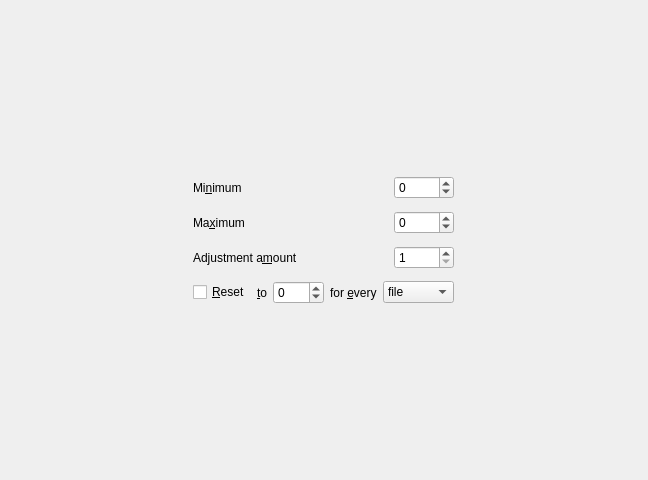
Above: kplayer/kplayersettingscontrast.ui from KDE/kplayer before the change. Below: the same form after it.
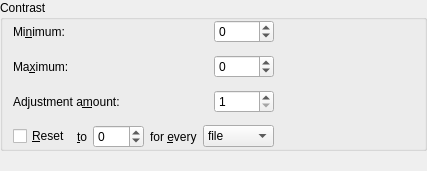
That is the form after the change. Custom widgets are drawn as their Qt base class.

Commit message: Replace QFrames with QGroupBoxes in configure dialog.

Diff of the .ui file:
```diff
--- a/kplayer/kplayersettingscontrast.ui
+++ b/kplayer/kplayersettingscontrast.ui
@@ -6,8 +6,8 @@
    <rect>
     <x>0</x>
     <y>0</y>
-    <width>648</width>
-    <height>480</height>
+    <width>427</width>
+    <height>171</height>
    </rect>
   </property>
   <property name="frameShape">
@@ -21,20 +21,20 @@
   </property>
   <layout class="QGridLayout">
    <item row="0" column="0">
-    <widget class="QFrame" name="frame4">
+    <widget class="QGroupBox" name="groupBox4">
      <property name="sizePolicy">
-      <sizepolicy hsizetype="Fixed" vsizetype="Fixed">
+      <sizepolicy hsizetype="Preferred" vsizetype="Preferred">
        <horstretch>0</horstretch>
        <verstretch>0</verstretch>
       </sizepolicy>
      </property>
-     <property name="frameShape">
-      <enum>QFrame::NoFrame</enum>
-     </property>
-     <property name="frameShadow">
-      <enum>QFrame::Plain</enum>
+     <property name="title">
+      <string>Contrast</string>
      </property>
      <layout class="QGridLayout">
+      <property name="leftMargin">
+       <number>10</number>
+      </property>
       <item row="0" column="0">
        <widget class="QLabel" name="l_contrast_minimum">
         <property name="sizePolicy">
@@ -50,7 +50,7 @@
          <string>Option to specify a lower limit on the video contrast setting.</string>
         </property>
         <property name="text">
-         <string>Mi&amp;nimum</string>
+         <string>Mi&amp;nimum:</string>
         </property>
         <property name="alignment">
          <set>Qt::AlignLeading|Qt::AlignLeft|Qt::AlignVCenter</set>
@@ -103,7 +103,7 @@
          <string>Option to specify an upper limit on the video contrast setting.</string>
         </property>
         <property name="text">
-         <string>Ma&amp;ximum</string>
+         <string>Ma&amp;ximum:</string>
         </property>
         <property name="alignment">
          <set>Qt::AlignLeading|Qt::AlignLeft|Qt::AlignVCenter</set>
@@ -159,7 +159,7 @@
          <string>Option to specify the amount by which to change video contrast when using Increase/Decrease Contrast commands on Player/Video menu or the corresponding keyboard shortcuts.</string>
         </property>
         <property name="text">
-         <string>Adjustment a&amp;mount</string>
+         <string>Adjustment a&amp;mount:</string>
         </property>
         <property name="alignment">
          <set>Qt::AlignLeading|Qt::AlignLeft|Qt::AlignVCenter</set>
@@ -324,9 +324,35 @@
         </item>
        </layout>
       </item>
+      <item row="1" column="2">
+       <spacer name="horizontalSpacer">
+        <property name="orientation">
+         <enum>Qt::Horizontal</enum>
+        </property>
+        <property name="sizeHint" stdset="0">
+         <size>
+          <width>40</width>
+          <height>20</height>
+         </size>
+        </property>
+       </spacer>
+      </item>
      </layout>
     </widget>
    </item>
+   <item row="1" column="0">
+    <spacer name="verticalSpacer">
+     <property name="orientation">
+      <enum>Qt::Vertical</enum>
+     </property>
+     <property name="sizeHint" stdset="0">
+      <size>
+       <width>20</width>
+       <height>40</height>
+      </size>
+     </property>
+    </spacer>
+   </item>
   </layout>
  </widget>
  <layoutdefault spacing="12" margin="0"/>
```
The commit also changes 12 other files.
